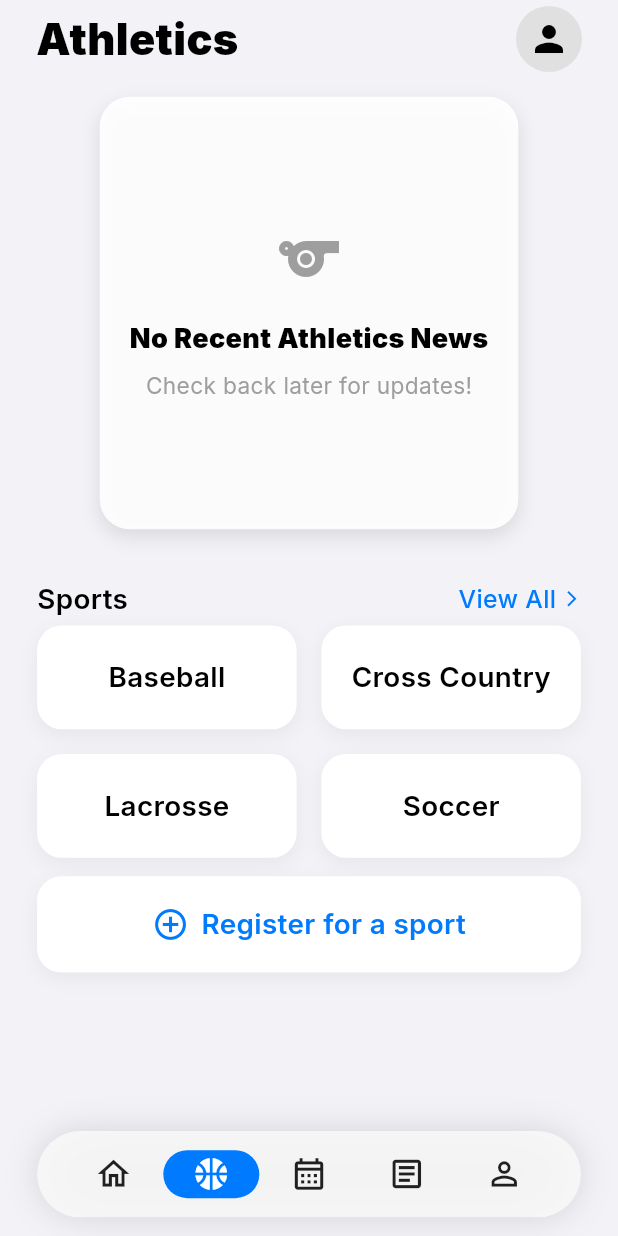
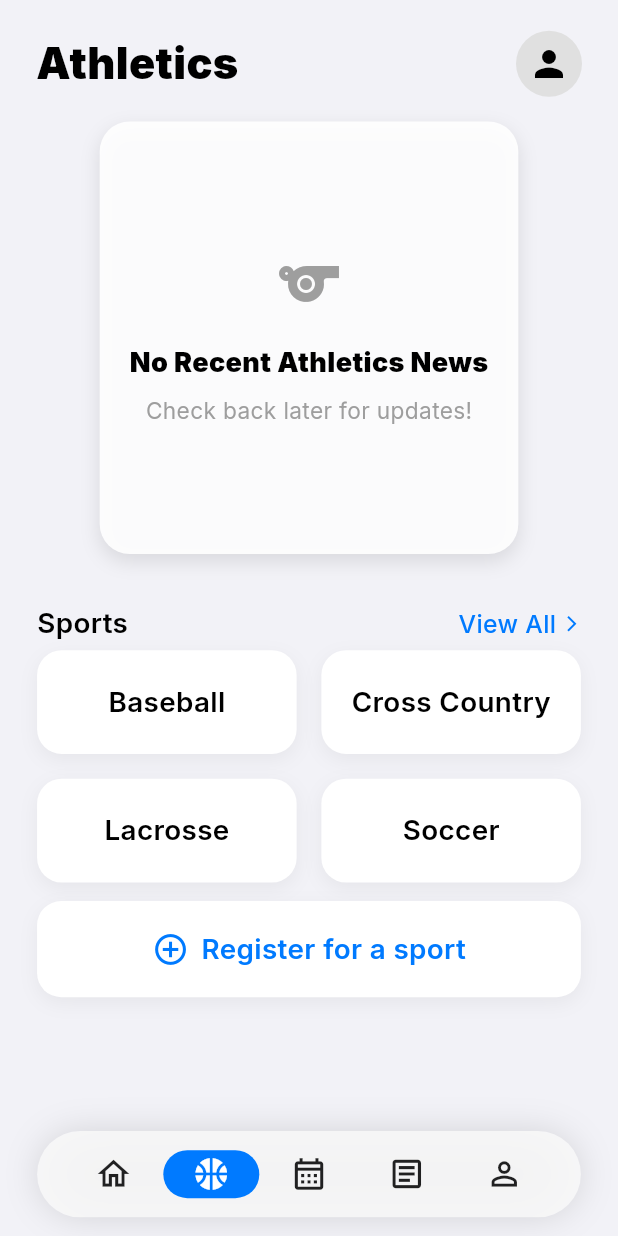
Before and after one commit to NCP-Stampede/northside-app, a Flutter app: the screen it shows after launch, item 2 of the bottom bar chosen, on a phone screen of 412 x 824 dp. Run offline on Flutter 3.47's test engine with Material 3 defaults, Android fonts, the phone set to English and light mode, and no system bars; our stand-ins replace get, google_fonts, logger, sizer, sticky_headers, table_calendar and 1 more; network calls fail.

Commit message:
Optimize Athletics page layout for all phone screen sizes
- Added top padding (screenHeight * 0.02) to ListView
- Ensures headers and Sports section are always visible
- Prioritizes top content over bottom content on smaller screens
- Bottom elements (register button) can be cut off if necessary
- Responsive padding scales properly across all device sizes

```diff
--- a/northside_app/lib/presentation/placeholder_pages/athletics_page.dart
+++ b/northside_app/lib/presentation/placeholder_pages/athletics_page.dart
@@ -29,7 +29,10 @@ class AthleticsPage extends StatelessWidget {
         }
 
         return ListView(
-          padding: EdgeInsets.only(bottom: screenHeight * 0.12),
+          padding: EdgeInsets.only(
+            top: screenHeight * 0.02,
+            bottom: screenHeight * 0.12,
+          ),
           children: [
             const SharedHeader(title: 'Athletics'),
             SizedBox(height: screenHeight * 0.02),
```
